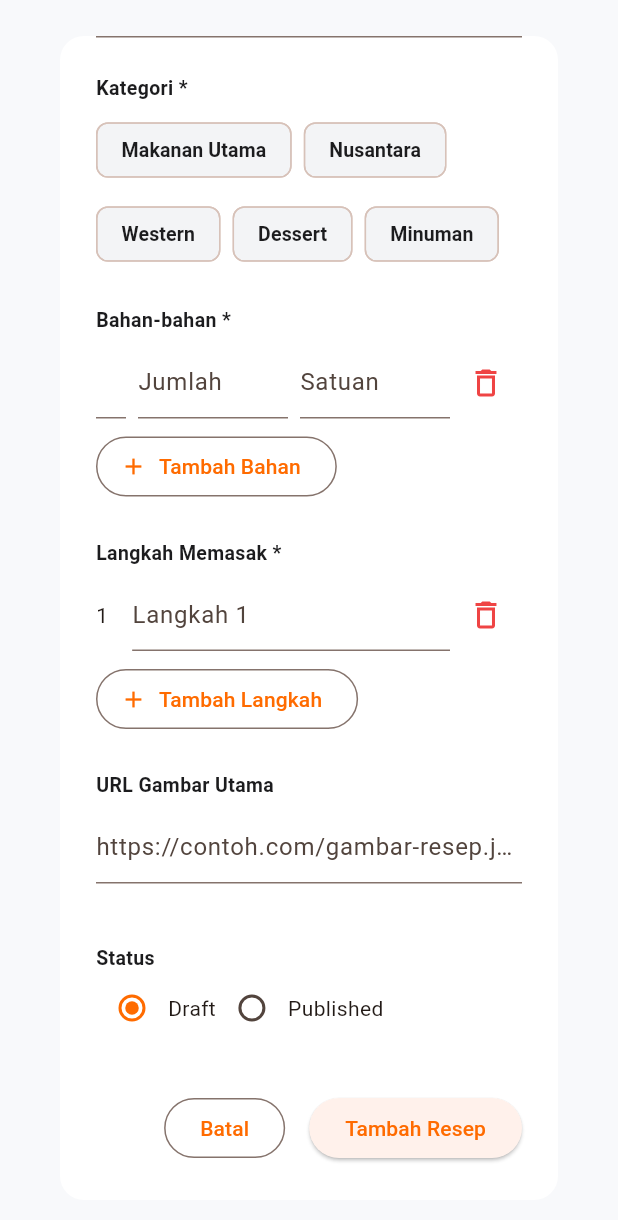
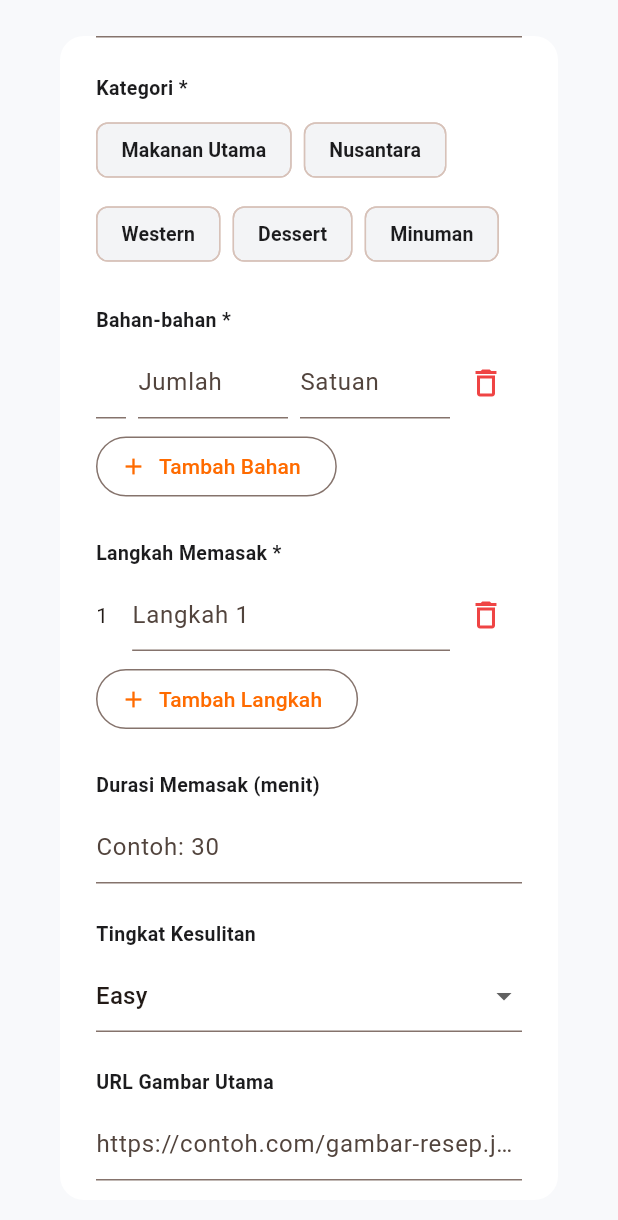
Before and after one commit to rafifaiz12/Recipe-Flutter-Project-Admin, a Flutter app: the RecipeFormDialog widget shown alone on an empty page, opened directly, scrolled down 333 dp, on a phone screen of 412 x 824 dp. Shown: the top 1220 px of the screen. Run offline on Flutter 3.47's test engine with Material 3 defaults, Android fonts, the phone set to English and light mode, and no system bars; our stand-ins replace cloud_firestore, firebase_auth, firebase_core; accounts and stored records are empty.

Commit message:
add field for recipe

```diff
--- a/lib/models/recipe_model.dart
+++ b/lib/models/recipe_model.dart
@@ -32,7 +32,10 @@ class RecipeModel {
   final List<RecipeIngredient> ingredients;
   final List<String> steps;
   final String status;
-  final String rating;
+  final int cookTimeMinutes;
+  final String difficulty;
+  final double ratingAverage;
+  final int reviewCount;
   final String imageUrl;
   final dynamic createdAt;
 
@@ -44,7 +47,10 @@ class RecipeModel {
     required this.ingredients,
     required this.steps,
     required this.status,
-    required this.rating,
+    required this.cookTimeMinutes,
+    required this.difficulty,
+    required this.ratingAverage,
+    required this.reviewCount,
     required this.imageUrl,
     this.createdAt,
   });
@@ -76,14 +82,29 @@ class RecipeModel {
 
     return RecipeModel(
       id: id.isNotEmpty ? id : map['id']?.toString() ?? '',
+
       title: map['title']?.toString() ?? '',
+
       description: map['description']?.toString() ?? '',
+
       categories: _toStringList(map['categories']),
+
       ingredients: parsedIngredients,
+
       steps: _toStringList(map['steps']),
+
       status: map['status']?.toString() ?? 'Draft',
-      rating: map['rating']?.toString() ?? '—',
+
+      cookTimeMinutes: (map['cookTimeMinutes'] as num?)?.toInt() ?? 0,
+
+      difficulty: map['difficulty']?.toString() ?? 'Easy',
+
+      ratingAverage: (map['ratingAverage'] as num?)?.toDouble() ?? 0.0,
+
+      reviewCount: (map['reviewCount'] as num?)?.toInt() ?? 0,
+
       imageUrl: map['imageUrl']?.toString() ?? '',
+
       createdAt: map['createdAt'],
     );
   }
@@ -96,7 +117,10 @@ class RecipeModel {
       'ingredients': ingredients.map((item) => item.toMap()).toList(),
       'steps': steps,
       'status': status,
-      'rating': rating,
+      'cookTimeMinutes': cookTimeMinutes,
+      'difficulty': difficulty,
+      'ratingAverage': ratingAverage,
+      'reviewCount': reviewCount,
       'imageUrl': imageUrl,
       'createdAt': createdAt,
     };
@@ -122,7 +146,10 @@ class RecipeModel {
     List<RecipeIngredient>? ingredients,
     List<String>? steps,
     String? status,
-    String? rating,
+    int? cookTimeMinutes,
+    String? difficulty,
+    double? ratingAverage,
+    int? reviewCount,
     String? imageUrl,
     dynamic createdAt,
   }) {
@@ -134,7 +161,10 @@ class RecipeModel {
       ingredients: ingredients ?? this.ingredients,
       steps: steps ?? this.steps,
       status: status ?? this.status,
-      rating: rating ?? this.rating,
+      cookTimeMinutes: cookTimeMinutes ?? this.cookTimeMinutes,
+      difficulty: difficulty ?? this.difficulty,
+      ratingAverage: ratingAverage ?? this.ratingAverage,
+      reviewCount: reviewCount ?? this.reviewCount,
       imageUrl: imageUrl ?? this.imageUrl,
       createdAt: createdAt ?? this.createdAt,
     );
--- a/lib/pages/recipes/recipes_page.dart
+++ b/lib/pages/recipes/recipes_page.dart
@@ -379,7 +379,9 @@ class _RecipeTableRow extends StatelessWidget {
             ),
           ),
           _TableCellText(
-            recipe.rating == '—' ? '—' : '⭐ ${recipe.rating}',
+            recipe.reviewCount > 0
+                ? '⭐ ${recipe.ratingAverage.toStringAsFixed(1)}'
+                : '—',
             flex: 2,
           ),
           _TableCellText(_formatDate(recipe.createdAt), flex: 2),
--- a/lib/pages/recipes/widgets/recipe_form_dialog.dart
+++ b/lib/pages/recipes/widgets/recipe_form_dialog.dart
@@ -21,6 +21,7 @@ class _RecipeFormDialogState extends State<RecipeFormDialog> {
   late final TextEditingController _titleController;
   late final TextEditingController _descriptionController;
   late final TextEditingController _imageUrlController;
+  late final TextEditingController _cookTimeController;
 
   final List<TextEditingController> _ingredientNameControllers = [];
   final List<TextEditingController> _ingredientQuantityControllers = [];
@@ -37,6 +38,7 @@ class _RecipeFormDialogState extends State<RecipeFormDialog> {
 
   final List<String> _selectedCategories = [];
   String _status = 'Draft';
+  String _difficulty = 'Easy';
   bool _isSubmitting = false;
   String _imageUrlPreview = '';
 
@@ -56,10 +58,15 @@ class _RecipeFormDialogState extends State<RecipeFormDialog> {
       text: widget.recipe?['imageUrl']?.toString() ?? '',
     );
 
+    _cookTimeController = TextEditingController(
+      text: widget.recipe?['cookTimeMinutes']?.toString() ?? '',
+    );
+
     _imageUrlPreview = _imageUrlController.text.trim();
 
     if (widget.recipe != null) {
       _status = widget.recipe?['status']?.toString() ?? 'Draft';
+      _difficulty = widget.recipe?['difficulty']?.toString() ?? 'Easy';
 
       _selectedCategories.addAll(
         List<String>.from(widget.recipe?['categories'] as List? ?? []),
@@ -121,6 +128,7 @@ class _RecipeFormDialogState extends State<RecipeFormDialog> {
     _titleController.dispose();
     _descriptionController.dispose();
     _imageUrlController.dispose();
+    _cookTimeController.dispose();
 
     for (final controller in _ingredientNameControllers) {
       controller.dispose();
@@ -232,7 +240,16 @@ class _RecipeFormDialogState extends State<RecipeFormDialog> {
         ingredients: ingredients,
         steps: steps,
         status: _status,
-        rating: widget.recipe?['rating']?.toString() ?? '—',
+
+        cookTimeMinutes: int.tryParse(_cookTimeController.text.trim()) ?? 0,
+
+        difficulty: _difficulty,
+
+        ratingAverage:
+            (widget.recipe?['ratingAverage'] as num?)?.toDouble() ?? 0.0,
+
+        reviewCount: (widget.recipe?['reviewCount'] as num?)?.toInt() ?? 0,
+
         imageUrl: _imageUrlController.text.trim(),
         createdAt: widget.recipe?['createdAt'],
       );
@@ -421,6 +438,37 @@ class _RecipeFormDialogState extends State<RecipeFormDialog> {
                   icon: const Icon(Icons.add),
                   label: const Text('Tambah Langkah'),
                 ),
+
+                const SizedBox(height: AppSizes.spaceL),
+                Text('Durasi Memasak (menit)', style: AppTextStyles.smallBold),
+                const SizedBox(height: AppSizes.spaceS),
+
+                TextField(
+                  controller: _cookTimeController,
+                  keyboardType: TextInputType.number,
+                  decoration: const InputDecoration(hintText: 'Contoh: 30'),
+                ),
+
+                const SizedBox(height: AppSizes.spaceL),
+                Text('Tingkat Kesulitan', style: AppTextStyles.smallBold),
+
+                const SizedBox(height: AppSizes.spaceS),
+
+                DropdownButtonFormField<String>(
+                  value: _difficulty,
+                  decoration: const InputDecoration(),
+                  items: const [
+                    DropdownMenuItem(value: 'Easy', child: Text('Easy')),
+                    DropdownMenuItem(value: 'Medium', child: Text('Medium')),
+                    DropdownMenuItem(value: 'Hard', child: Text('Hard')),
+                  ],
+                  onChanged: (value) {
+                    setState(() {
+                      _difficulty = value ?? 'Easy';
+                    });
+                  },
+                ),
+
                 const SizedBox(height: AppSizes.spaceL),
                 Text('URL Gambar Utama', style: AppTextStyles.smallBold),
                 const SizedBox(height: AppSizes.spaceS),
```
